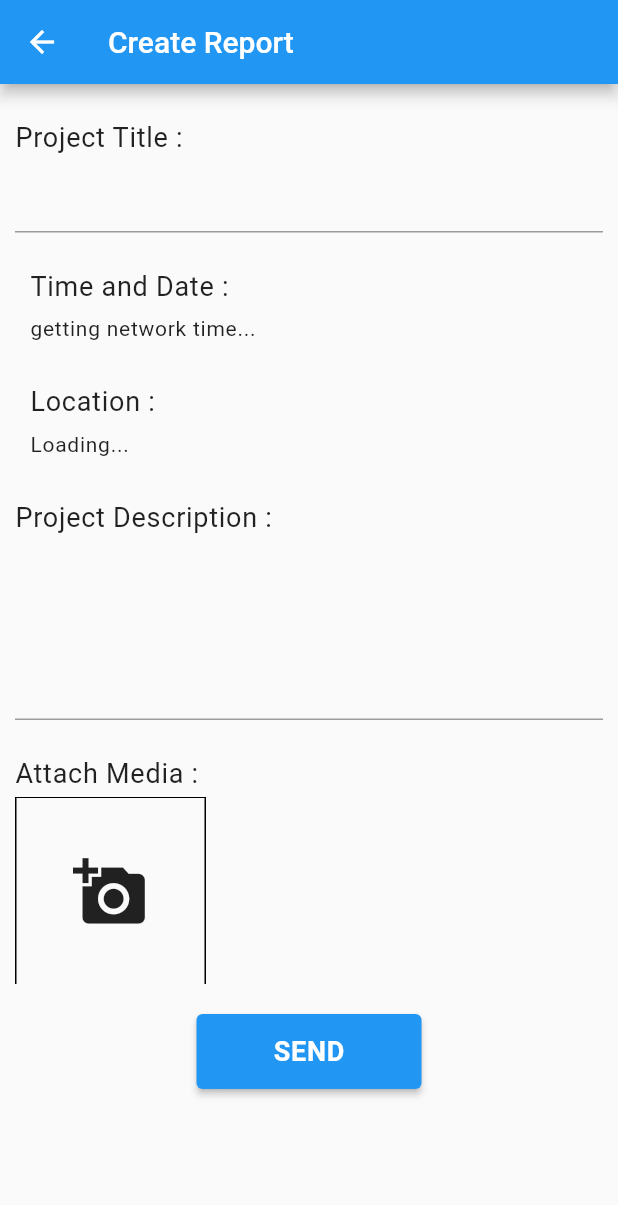
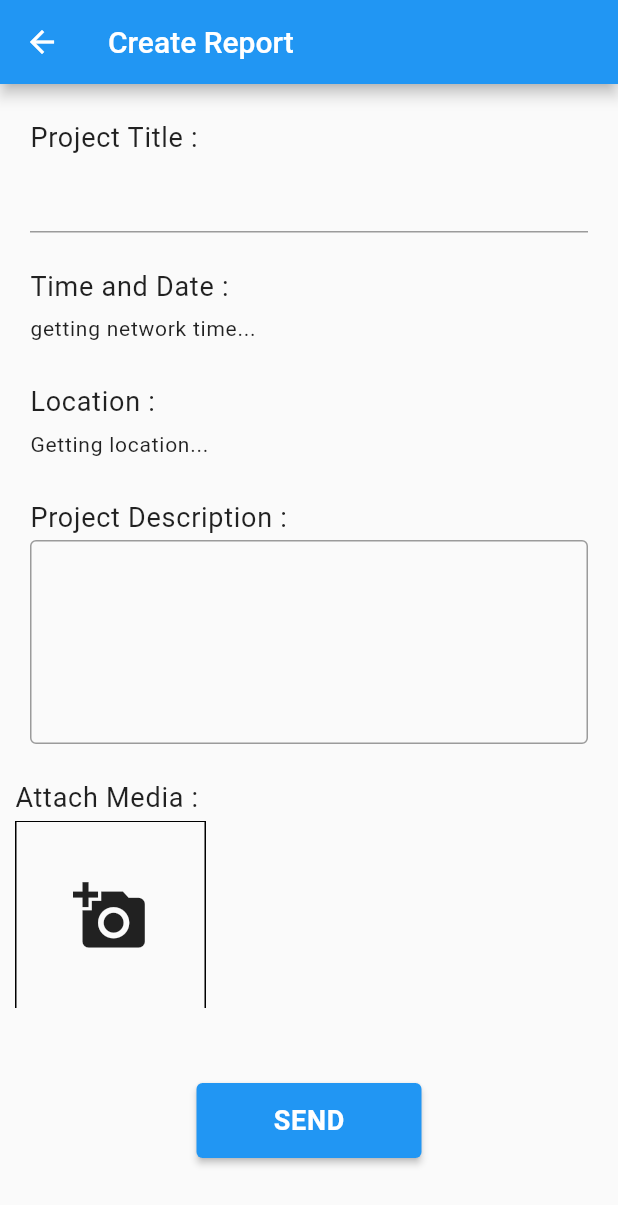
Before and after one commit to HoeisProject/Report-Project-MB, a Flutter app: the screen it shows after launch, after a tap on "LOGIN", after a tap on "Report", on a phone screen of 412 x 824 dp. Shown: the top 1205 px of the screen. Run offline on Flutter 3.47's test engine with Material 2 defaults, Android fonts, the phone set to English and light mode, and no system bars; our stand-ins replace flutter_riverpod, geocoding, geolocator, parse_server_sdk_flutter, permission_handler; missing offline and left inert: images_picker, ntp; network calls fail.

Commit message:
ver 0.0.6 (fix UI, add takeCamera on register)

```diff
--- a/lib/common/widgets/input_media_field.dart
+++ b/lib/common/widgets/input_media_field.dart
@@ -6,7 +6,7 @@ import 'package:report_project/common/styles/constant.dart';
 Widget inputMediaField(BuildContext context, String fieldLabel, File? mediaFile,
     void Function()? onPressed) {
   return Container(
-    margin: const EdgeInsets.only(top: 10.0, bottom: 10.0),
+    margin: const EdgeInsets.all(10.0),
     child: Column(
       crossAxisAlignment: CrossAxisAlignment.start,
       children: [
@@ -19,8 +19,8 @@ Widget inputMediaField(BuildContext context, String fieldLabel, File? mediaFile,
         ),
         Center(
           child: SizedBox(
-            width: 75.0,
-            height: 75.0,
+            width: 125.0,
+            height: 150.0,
             child: mediaFile != null
                 ? InkWell(
                     onTap: onPressed,
--- a/lib/common/widgets/input_text_field.dart
+++ b/lib/common/widgets/input_text_field.dart
@@ -8,10 +8,11 @@ Widget inputTextField(
     TextEditingController controller,
     TextInputType inputType,
     bool obscureText,
+    bool allBorder,
     int maxLine,
     void Function(String)? onChange) {
   return Container(
-    margin: const EdgeInsets.only(top: 10.0, bottom: 10.0),
+    margin: const EdgeInsets.all(10.0),
     child: Form(
       key: fieldKey,
       child: Column(
@@ -25,8 +26,10 @@ Widget inputTextField(
             ),
           ),
           TextFormField(
-            decoration: const InputDecoration(
-              border: UnderlineInputBorder(),
+            decoration: InputDecoration(
+              border: allBorder
+                  ? const OutlineInputBorder()
+                  : const UnderlineInputBorder(),
             ),
             validator: (text) {
               if (text == null || text.isEmpty) {
--- /dev/null
+++ b/lib/common/widgets/sized_spacer.dart
@@ -0,0 +1,13 @@
+import 'package:flutter/material.dart';
+
+Widget sizedSpacer(
+    {double height = 0.0, double width = 0.0, double thickness = 0.0}) {
+  return SizedBox(
+    height: height,
+    width: width,
+    child: Divider(
+      thickness: thickness,
+      color: Colors.black45,
+    ),
+  );
+}
--- a/lib/common/widgets/view_media_field.dart
+++ b/lib/common/widgets/view_media_field.dart
@@ -6,7 +6,7 @@ import 'package:report_project/common/styles/constant.dart';
 Widget viewMediaField(
     BuildContext context, String fieldLabel, List<File?> listMediaFile) {
   return Container(
-    margin: const EdgeInsets.only(top: 10.0, bottom: 10.0),
+    margin: const EdgeInsets.all(10.0),
     child: Column(
       crossAxisAlignment: CrossAxisAlignment.start,
       children: [
--- a/lib/feature_1/auth/screens/login_register.dart
+++ b/lib/feature_1/auth/screens/login_register.dart
@@ -1,9 +1,11 @@
 import 'dart:io';
 
 import 'package:flutter/material.dart';
+import 'package:images_picker/images_picker.dart';
 import 'package:report_project/common/widgets/custom_button.dart';
 import 'package:report_project/common/widgets/input_media_field.dart';
 import 'package:report_project/common/widgets/input_text_field.dart';
+import 'package:report_project/common/widgets/sized_spacer.dart';
 import 'package:report_project/common/widgets/title_context.dart';
 import 'package:report_project/feature_1/admin/screens/admin_home.dart';
 import 'package:report_project/feature_1/employee/screens/employee_home.dart';
@@ -54,7 +56,7 @@ class LoginRegisterScreenState extends State<LoginRegisterScreen> {
   Widget _body() {
     return Center(
       child: SizedBox(
-        height: MediaQuery.of(context).size.height / 1.5,
+        height: MediaQuery.of(context).size.height / 1.25,
         width: MediaQuery.of(context).size.width / 1.2,
         child: Card(
           elevation: 10.0,
@@ -62,7 +64,8 @@ class LoginRegisterScreenState extends State<LoginRegisterScreen> {
             borderRadius: BorderRadius.all(Radius.circular(15.0)),
           ),
           child: Padding(
-            padding: const EdgeInsets.all(10.0),
+            padding: const EdgeInsets.only(
+                top: 5.0, bottom: 5.0, left: 10.0, right: 10.0),
             child:
                 isLoginScreen! ? _loginCard(context) : _registerCard(context),
           ),
@@ -76,11 +79,15 @@ class LoginRegisterScreenState extends State<LoginRegisterScreen> {
       child: SingleChildScrollView(
         child: Column(
           children: [
+            sizedSpacer(height: 10.0),
             titleContext("LOGIN"),
+            sizedSpacer(height: 5.0),
             inputTextField(context, keyUsernameField, "Username", usernameCtl,
-                TextInputType.text, false, 1, (value) {}),
+                TextInputType.text, false, false, 1, (value) {}),
+            sizedSpacer(height: 5.0),
             inputTextField(context, keyPasswordField, "Password", passwordCtl,
-                TextInputType.text, true, 1, (value) {}),
+                TextInputType.text, true, false, 1, (value) {}),
+            sizedSpacer(height: 5.0),
             customButton(
               context,
               isLoading,
@@ -89,6 +96,7 @@ class LoginRegisterScreenState extends State<LoginRegisterScreen> {
                 Navigator.popAndPushNamed(context, HomeEmployee.routeName);
               },
             ),
+            sizedSpacer(height: 10.0, width: 150.0, thickness: 1.0),
             _logRegSwitchLink(
               "Login",
               "Register",
@@ -113,6 +121,7 @@ class LoginRegisterScreenState extends State<LoginRegisterScreen> {
                 }
               },
             ),
+            sizedSpacer(height: 20.0),
           ],
         ),
       ),
@@ -124,16 +133,25 @@ class LoginRegisterScreenState extends State<LoginRegisterScreen> {
       child: SingleChildScrollView(
         child: Column(
           children: [
+            sizedSpacer(height: 10.0),
             titleContext("REGISTER"),
-            inputMediaField(context, "Profile Image", mediaFile, () {}),
+            sizedSpacer(height: 5.0),
+            inputMediaField(context, "Profile Image", mediaFile, () {
+              getMediaFromCamera();
+            }),
+            sizedSpacer(height: 5.0),
             inputTextField(context, keyUsernameField, "Username", usernameCtl,
-                TextInputType.text, false, 1, (value) {}),
+                TextInputType.text, false, false, 1, (value) {}),
+            sizedSpacer(height: 5.0),
             inputTextField(context, keyNikField, "Nik", nikCtl,
-                TextInputType.text, false, 1, (value) {}),
+                TextInputType.text, false, false, 1, (value) {}),
+            sizedSpacer(height: 5.0),
             inputTextField(context, keyEmailField, "Email", emailCtl,
-                TextInputType.emailAddress, false, 1, (value) {}),
+                TextInputType.emailAddress, false, false, 1, (value) {}),
+            sizedSpacer(height: 5.0),
             inputTextField(context, keyPasswordField, "Password", passwordCtl,
-                TextInputType.text, true, 1, (value) {}),
+                TextInputType.text, true, false, 1, (value) {}),
+            sizedSpacer(height: 5.0),
             customButton(
               context,
               isLoading,
@@ -142,6 +160,7 @@ class LoginRegisterScreenState extends State<LoginRegisterScreen> {
                 Navigator.popAndPushNamed(context, AdminHome.routeName);
               },
             ),
+            sizedSpacer(height: 10.0, width: 150.0, thickness: 1.0),
             _logRegSwitchLink(
               "Login",
               "Register",
@@ -166,10 +185,30 @@ class LoginRegisterScreenState extends State<LoginRegisterScreen> {
                 }
               },
             ),
+            sizedSpacer(height: 20.0),
           ],
         ),
       ),
     );
+  }
+
+  void getMediaFromCamera() async {
+    try {
+      List<Media>? getMedia = await ImagesPicker.openCamera(
+        pickType: PickType.image,
+        quality: 0.8,
+        maxSize: 800,
+        language: Language.English,
+      );
+      if (getMedia != null) {
+        String? imagePath = getMedia[0].thumbPath;
+        setState(() {
+          mediaFile = File(imagePath!);
+        });
+      }
+    } catch (e) {
+      debugPrint(e.toString());
+    }
   }
 
   Widget _logRegSwitchLink(
--- a/lib/feature_1/employee/screens/create_report.dart
+++ b/lib/feature_1/employee/screens/create_report.dart
@@ -11,6 +11,7 @@ import 'package:ntp/ntp.dart';
 import 'package:report_project/common/widgets/custom_button.dart';
 import 'package:report_project/common/widgets/input_text_field.dart';
 import 'package:report_project/common/widgets/show_alert_dialog.dart';
+import 'package:report_project/common/widgets/sized_spacer.dart';
 import 'package:report_project/common/widgets/view_text_field.dart';
 import 'package:report_project/feature_1/employee/screens/employee_home.dart';
 import 'package:report_project/feature_1/employee/widgets/custom_appbar.dart';
@@ -41,7 +42,7 @@ class ReportCreateState extends State<ReportCreate> {
 
   Position? position;
 
-  String? locationAddress = 'Loading...';
+  String? locationAddress = 'Getting location...';
 
   // ImagePicker picker = ImagePicker();
 
@@ -144,8 +145,16 @@ class ReportCreateState extends State<ReportCreate> {
         child: Column(
           crossAxisAlignment: CrossAxisAlignment.start,
           children: [
-            inputTextField(context, keyProjectTitle, "Project Title",
-                projectTitleCtl, TextInputType.text, false, 1, (value) {}),
+            inputTextField(
+                context,
+                keyProjectTitle,
+                "Project Title",
+                projectTitleCtl,
+                TextInputType.text,
+                false,
+                false,
+                1,
+                (value) {}),
             viewTextField(
                 context,
                 "Time and Date",
@@ -154,19 +163,9 @@ class ReportCreateState extends State<ReportCreate> {
                     : "getting network time..."),
             viewTextField(context, "Location", locationAddress!),
             inputTextField(context, keyProjectDesc, "Project Description",
-                projectDescCtl, TextInputType.text, false, 6, (value) {}),
+                projectDescCtl, TextInputType.text, false, true, 6, (value) {}),
             reportAttachMedia(context, "Attach Media", listMediaPickerFile,
                 () async {
-              //   ImagePicker picker = ImagePicker();
-              //   if (listMediaFile.isEmpty) {
-              //     final pickedFile = await picker.pickMultiImage(
-              //         imageQuality: 100, maxHeight: 1000, maxWidth: 1000);
-              //     listMediaFile = pickedFile;
-              //   } else {
-              //     final newListImage = await picker.pickMultiImage(
-              //         imageQuality: 100, maxHeight: 1000, maxWidth: 1000);
-              //     listMediaFile.addAll(newListImage);
-              //   }
               await showSelectMediaDialog(
                   context: context,
                   title: "Choose Media",
@@ -183,7 +182,9 @@ class ReportCreateState extends State<ReportCreate> {
                     Navigator.pop(context);
                   });
             }),
-            customButton(context, isLoading, "SEND", () async {})
+            sizedSpacer(height: 30.0),
+            customButton(context, isLoading, "SEND", () async {}),
+            sizedSpacer(height: 30.0),
           ],
         ),
       ),
--- a/lib/feature_1/employee/screens/employee_home.dart
+++ b/lib/feature_1/employee/screens/employee_home.dart
@@ -1,9 +1,9 @@
 import 'package:flutter/material.dart';
+import 'package:report_project/common/styles/constant.dart';
 import 'package:report_project/common/widgets/show_drawer.dart';
 import 'package:report_project/feature_1/employee/screens/create_report.dart';
+import 'package:report_project/feature_1/employee/screens/detail_report.dart';
 import 'package:report_project/feature_1/employee/widgets/custom_appbar.dart';
-
-import 'detail_report.dart';
 
 class HomeEmployee extends StatefulWidget {
   static const routeName = '/home_employee_screen';
@@ -27,6 +27,8 @@ class HomeEmployeeState extends State<HomeEmployee> {
   Widget _body() {
     return SizedBox(
       width: MediaQuery.of(context).size.width,
+      child: Padding(
+        padding: const EdgeInsets.all(10.0),
         child: SingleChildScrollView(
           child: Column(
             crossAxisAlignment: CrossAxisAlignment.start,
@@ -34,6 +36,7 @@ class HomeEmployeeState extends State<HomeEmployee> {
               _menuBar(),
               _listProjectView(),
             ],
+          ),
         ),
       ),
     );
@@ -50,8 +53,6 @@ class HomeEmployeeState extends State<HomeEmployee> {
             _menuBarItem(Icons.assignment, "Report", () {
               Navigator.pushNamed(context, ReportCreate.routeName);
             }),
-            _menuBarItem(Icons.question_mark, "???", () {}),
-            _menuBarItem(Icons.question_mark, "???", () {}),
             _menuBarItem(Icons.question_mark, "???", () {}),
             _menuBarItem(Icons.question_mark, "???", () {}),
           ],
@@ -91,10 +92,14 @@ class HomeEmployeeState extends State<HomeEmployee> {
       () {
         return [
           {
-            "projectTitle": "first title",
-            "projectDateTime": "first title",
-            "projectLocation": "first title",
-            "projectDesc": "first description",
+            "projectTitle":
+                "first title first description first description first description first description",
+            "projectDateTime":
+                "first title first description first description first description first description",
+            "projectLocation":
+                "first title first description first description first description first description",
+            "projectDesc":
+                "first description first description first description first description first description first description first description first description",
             "projectStatus": 0,
           },
           {
@@ -109,7 +114,7 @@ class HomeEmployeeState extends State<HomeEmployee> {
             "projectDateTime": "third title",
             "projectLocation": "third title",
             "projectDesc": "third description",
-            "projectStatus": 3,
+            "projectStatus": 2,
           }
         ];
       },
@@ -158,7 +163,7 @@ class HomeEmployeeState extends State<HomeEmployee> {
   Widget _projectViewItem(Map<String, dynamic> data) {
     return Container(
       margin: const EdgeInsets.only(top: 5.0, left: 5.0, right: 5.0),
-      height: 100.0,
+      height: 150.0,
       child: Card(
         elevation: 5.0,
         clipBehavior: Clip.hardEdge,
@@ -170,24 +175,81 @@ class HomeEmployeeState extends State<HomeEmployee> {
             onTap: () {
               Navigator.pushNamed(context, ReportDetail.routeName);
             },
+            child: Padding(
+              padding: const EdgeInsets.all(5.0),
               child: Column(
                 crossAxisAlignment: CrossAxisAlignment.start,
                 children: [
-                Row(
+                  Flexible(
+                    child: Row(
                       mainAxisAlignment: MainAxisAlignment.spaceBetween,
                       children: [
-                    Text(data['projectTitle']),
-                    Text(data['projectStatus'].toString())
+                        Expanded(
+                          child: Text(
+                            data['projectTitle'],
+                            style: kTitleReportItem,
+                            maxLines: 1,
+                            overflow: TextOverflow.ellipsis,
+                          ),
+                        ),
+                        reportStatus(data['projectStatus'])
                       ],
                     ),
-                Text(data['projectDateTime']),
-                Text(data['projectLocation']),
-                Text(data['projectDesc']),
+                  ),
+                  reportItemContent(data['projectDateTime'], false),
+                  reportItemContent(data['projectLocation'], false),
+                  reportItemContent(data['projectDesc'], true),
                 ],
+              ),
             ),
           ),
         ),
       ),
     );
   }
+
+  Widget reportItemContent(String content, bool isDesc) {
+    return Flexible(
+      flex: isDesc ? 2 : 1,
+      child: Container(
+        margin: const EdgeInsets.only(top: 2.5, bottom: 2.5),
+        child: Text(
+          content,
+          style: kContentReportItem,
+          softWrap: true,
+          maxLines: isDesc ? 3 : 1,
+          overflow: TextOverflow.ellipsis,
+        ),
+      ),
+    );
   }
+
+  Widget reportStatus(int status) {
+    IconData? statusIcon;
+    Color? iconColor;
+    switch (status) {
+      case 0:
+        statusIcon = Icons.timelapse;
+        iconColor = Colors.yellow;
+        break;
+      case 1:
+        statusIcon = Icons.done;
+        iconColor = Colors.green;
+        break;
+      case 2:
+        statusIcon = Icons.cancel_outlined;
+        iconColor = Colors.red;
+        break;
+      default:
+        statusIcon = Icons.timelapse;
+        iconColor = Colors.yellow;
+        break;
+    }
+    return Center(
+        child: Icon(
+      statusIcon,
+      size: 20.0,
+      color: iconColor,
+    ));
+  }
+}
```
Also changed, not shown: lib/common/styles/constant.dart (+12 -0 lines), lib/common/widgets/view_with_icon.dart (added, +36 -0 lines), lib/feature_1/admin/screens/admin_home.dart (+68 -7 lines), lib/feature_1/auth/screens/user_profile.dart (+33 -24 lines). Lines whose indentation alone changed are shown as unchanged.
